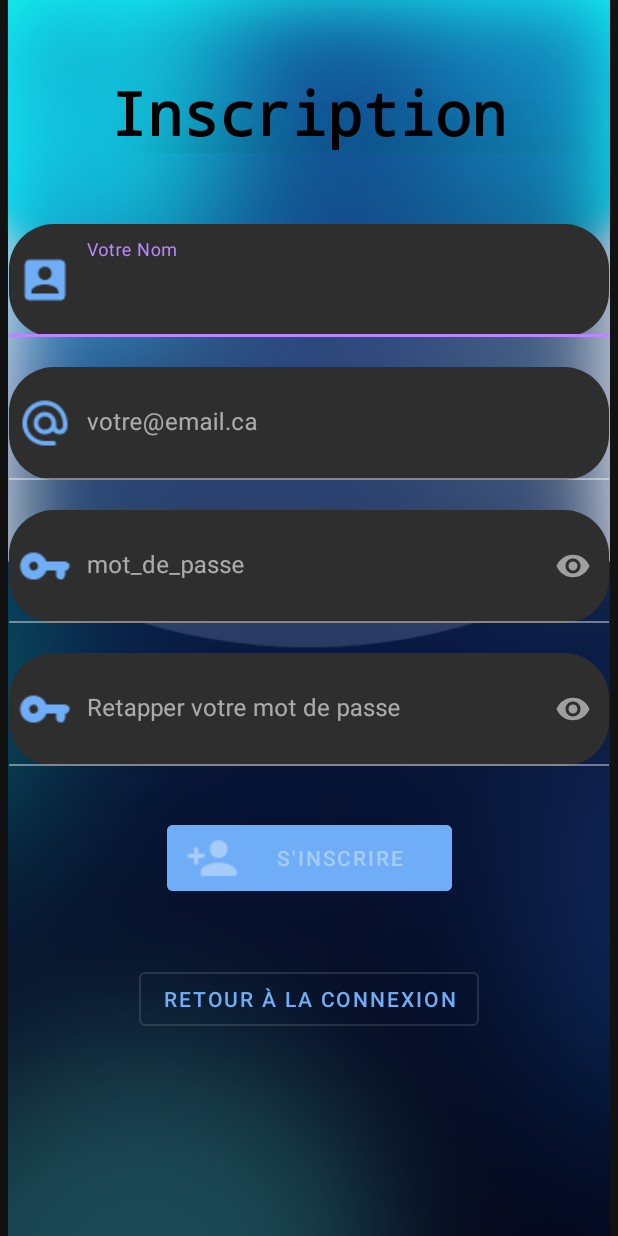
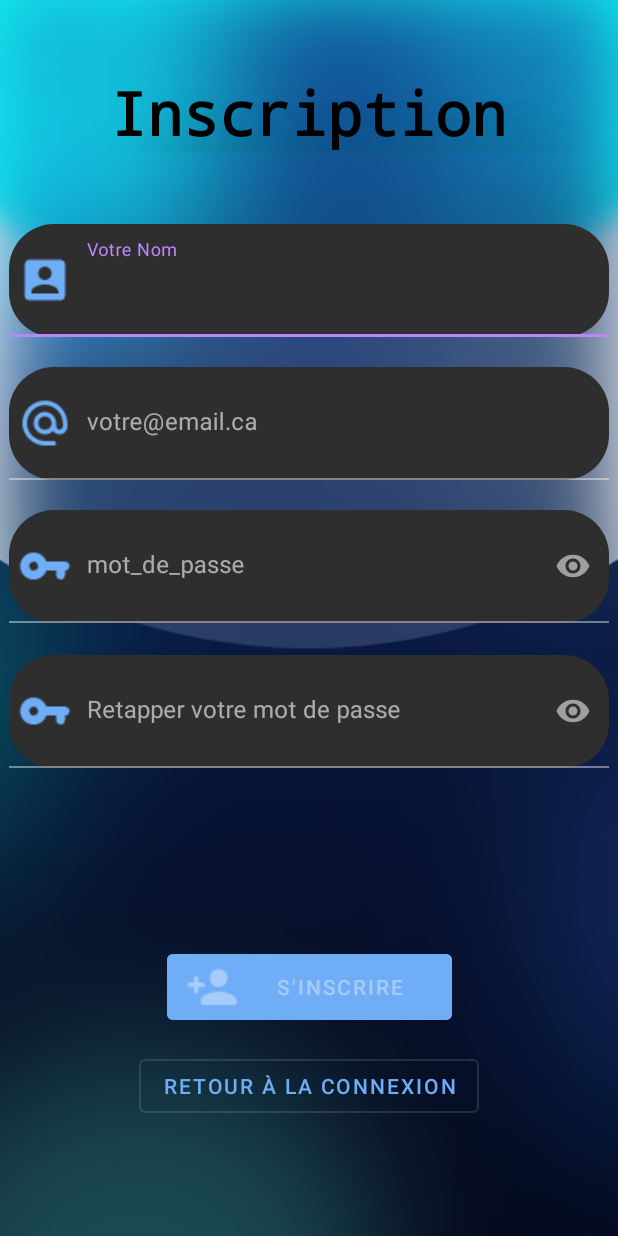
Before and after one commit to h-d3v/skillbill-mobile, an Android app: the VueCreerCompte screen opened directly, with no data from a screen before it, on a phone screen of 412 x 824 dp. Run offline under Robolectric (Android 15) with nearby library versions, the phone set to English and light mode, and no system bars.

Commit message:
correction layout register

```diff
--- a/app/src/main/res/layout/frag_register.xml
+++ b/app/src/main/res/layout/frag_register.xml
@@ -12,6 +12,7 @@
         android:id="@+id/bgImg"
         android:layout_width="0dp"
         android:layout_height="0dp"
+        android:scaleType="centerCrop"
         app:layout_constraintBottom_toBottomOf="parent"
         app:layout_constraintEnd_toEndOf="parent"
         app:layout_constraintStart_toStartOf="parent"
@@ -135,7 +136,7 @@
         android:layout_width="0dp"
         android:layout_height="wrap_content"
         android:layout_gravity="center"
-        android:layout_marginTop="20dp"
+        android:layout_marginTop="21dp"
         app:boxCornerRadiusBottomEnd="30dp"
         app:boxCornerRadiusBottomStart="30dp"
         app:boxCornerRadiusTopEnd="30dp"
@@ -166,7 +167,7 @@
         style="?attr/materialButtonOutlinedStyle"
         android:layout_width="wrap_content"
         android:layout_height="wrap_content"
-        android:layout_marginBottom="134dp"
+        android:layout_marginBottom="76dp"
         android:text="Retour à la connexion"
         android:textColor="@color/colorAccent"
         app:layout_constraintBottom_toBottomOf="parent"
@@ -178,7 +179,7 @@
         style="@style/Widget.MaterialComponents.Button.Icon"
         android:layout_width="190dp"
         android:layout_height="wrap_content"
-        android:layout_marginBottom="42dp"
+        android:layout_marginBottom="14dp"
         android:backgroundTint="@color/colorAccent"
         android:text="S'inscrire"
         app:icon="@drawable/round_person_add_white_18dp"
--- a/app/src/main/res/values/colors.xml
+++ b/app/src/main/res/values/colors.xml
@@ -4,4 +4,5 @@
     <color name="colorPrimaryDark">#017374</color>
     <color name="colorAccent">#6fadf6</color>
     <color name="error">#CF6679</color>
+
 </resources>
--- a/app/src/main/res/values/styles.xml
+++ b/app/src/main/res/values/styles.xml
@@ -5,5 +5,7 @@
         <item name="colorPrimary">@color/colorPrimary</item>
         <item name="colorPrimaryDark">@color/colorPrimaryDark</item>
         <item name="colorAccent">@color/colorAccent</item>
+        <item name="android:statusBarColor">@android:color/black</item>
+        <item name="android:navigationBarColor">@android:color/black</item>
     </style>
 </resources>
```
